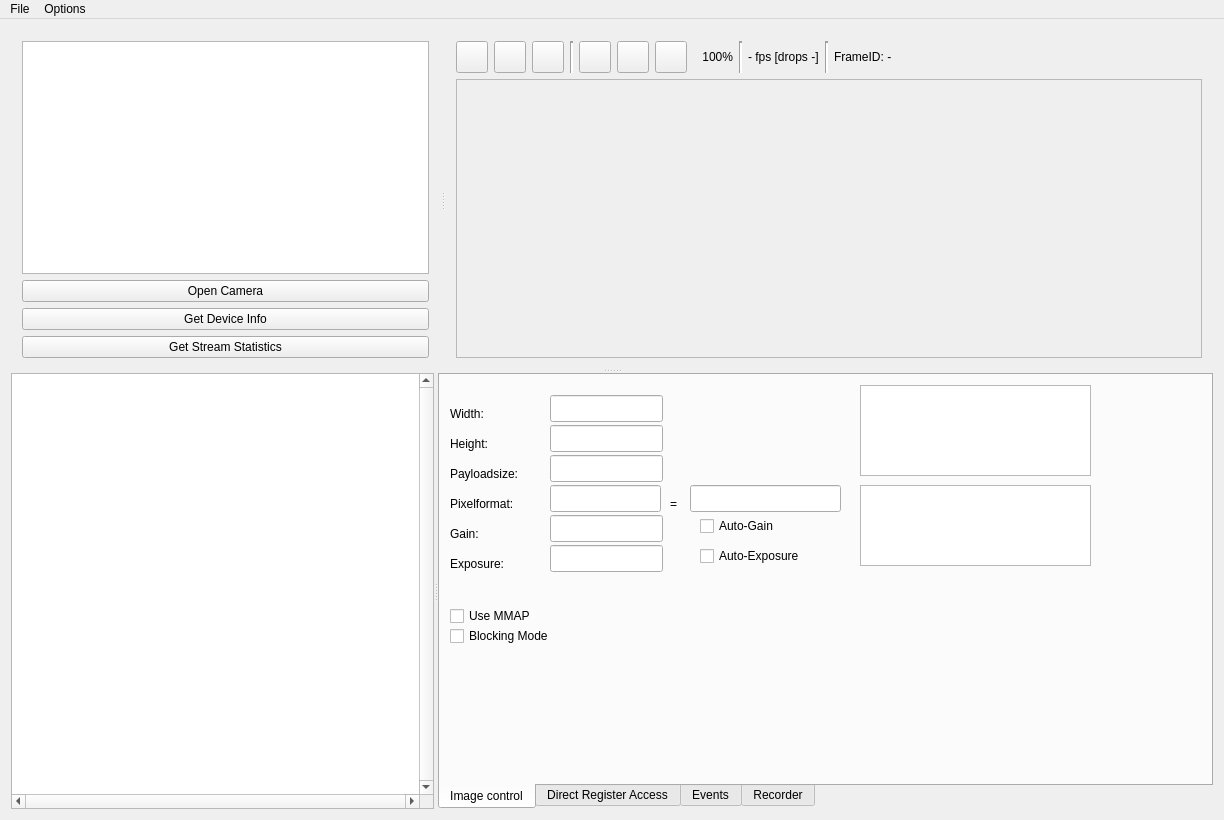
This is Source/res/v4l2test.ui in alliedvision/V4L2Viewer as Qt 5 draws it before an edit. The edited form follows.
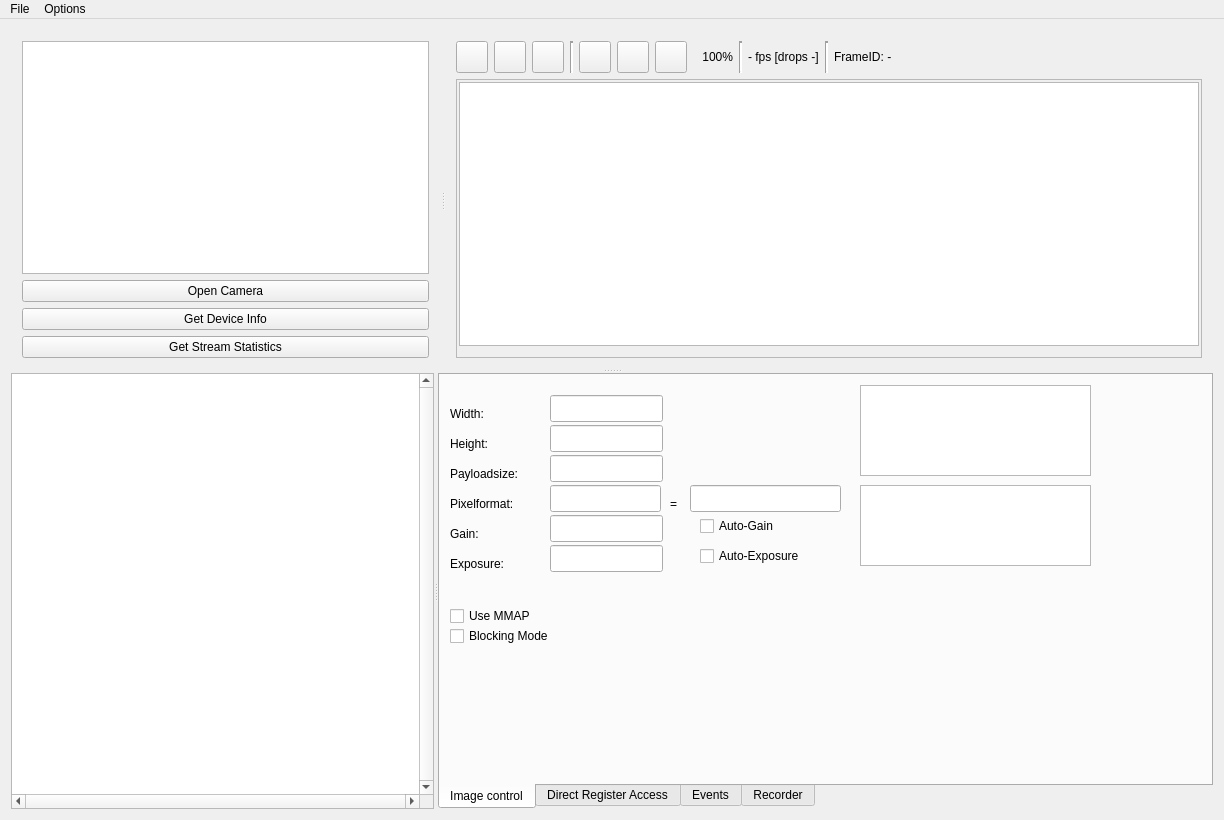
This is the edited form. Icons and pictures are not drawn.

Commit message: width and height improvements + save images

Patch:
```diff
--- a/Source/res/v4l2test.ui
+++ b/Source/res/v4l2test.ui
@@ -443,7 +443,7 @@
               <number>2</number>
              </property>
              <item>
-              <widget class="QLabel" name="m_ImageView"/>
+              <widget class="QGraphicsView" name="m_ImageView"/>
              </item>
             </layout>
            </widget>
```
The commit also changes 4 other files.
